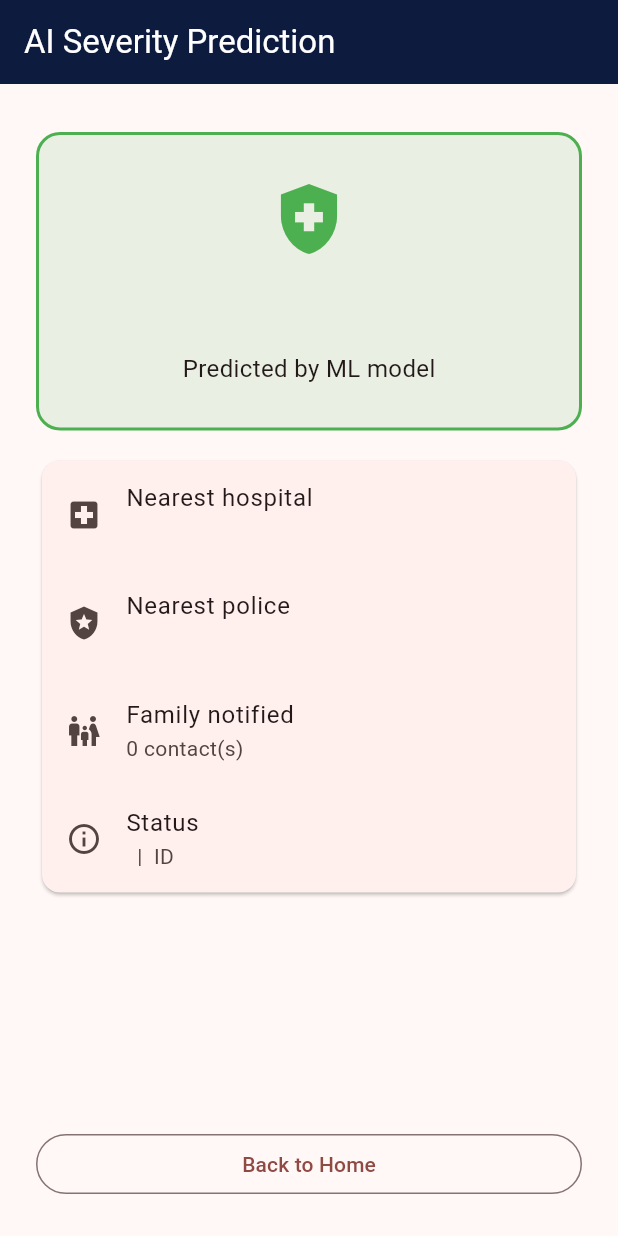
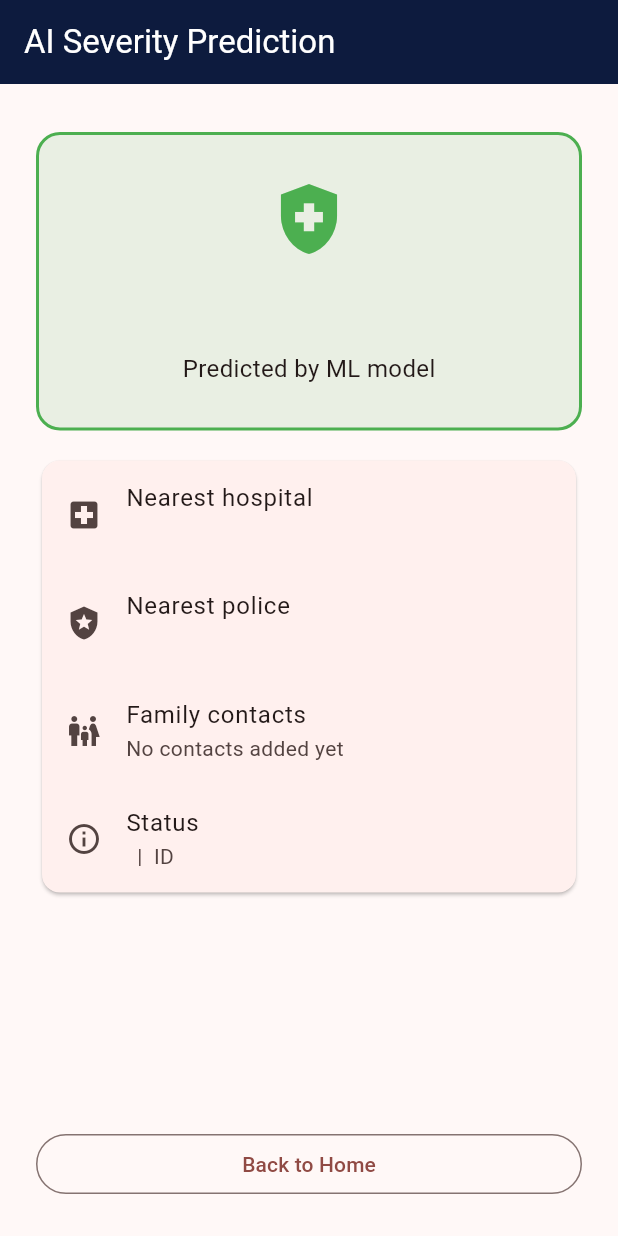
Before and after one commit to AddyKhan257/Accident-emergency-response-system, a Flutter app: the SeverityScreen screen opened directly with empty values, on a phone screen of 412 x 824 dp. Run offline on Flutter 3.47's test engine with Material 3 defaults, Android fonts, the phone set to English and light mode, and no system bars; our stand-ins replace geolocator, shared_preferences; accounts and stored records are empty; network calls fail.

Commit message:
fix: dad

```diff
--- a/mobile/aers_app/lib/screens/severity.dart
+++ b/mobile/aers_app/lib/screens/severity.dart
@@ -1,12 +1,58 @@
+import 'dart:convert';
 import 'package:flutter/material.dart';
+import 'package:http/http.dart' as http;
 import '../api.dart';
 import '../theme.dart';
 
-class SeverityScreen extends StatelessWidget {
+class SeverityScreen extends StatefulWidget {
   final Map<String, dynamic> accident;
   final Map<String, dynamic> prediction;
   const SeverityScreen(
       {super.key, required this.accident, required this.prediction});
+
+  @override
+  State<SeverityScreen> createState() => _SeverityScreenState();
+}
+
+class _SeverityScreenState extends State<SeverityScreen> {
+  List<dynamic>? _contacts;
+
+  @override
+  void initState() {
+    super.initState();
+    _loadContacts();
+  }
+
+  Future<void> _loadContacts() async {
+    try {
+      final r = await http.get(
+        Uri.parse('${Api.baseUrl}/api/contacts'),
+        headers: {'Authorization': 'Bearer ${Api.token}'},
+      ).timeout(const Duration(seconds: 10));
+      if (!mounted) return;
+      if (r.statusCode == 200) {
+        final d = jsonDecode(r.body);
+        setState(() => _contacts = d is List ? d : []);
+      } else {
+        setState(() => _contacts = []);
+      }
+    } catch (_) {
+      if (mounted) setState(() => _contacts = []);
+    }
+  }
+
+  String _contactsText() {
+    final c = _contacts;
+    if (c == null) return 'Loading...';
+    if (c.isEmpty) return 'No contacts added yet';
+    return c.map((x) {
+      if (x is Map) {
+        final rel = x['relation'];
+        return rel == null ? '${x['name']}' : '${x['name']} ($rel)';
+      }
+      return x.toString();
+    }).join(', ');
+  }
 
   Color _color(String s) {
     switch (s.toLowerCase()) {
@@ -21,10 +67,10 @@ class SeverityScreen extends StatelessWidget {
 
   @override
   Widget build(BuildContext context) {
+    final accident = widget.accident;
+    final prediction = widget.prediction;
     final severity = (prediction['severity'] ?? 'Unknown').toString();
     final conf = double.tryParse(prediction['confidence'].toString());
-    final family = accident['family_notified'];
-    final famCount = family is List ? family.length : 0;
     final c = _color(severity);
 
     return Scaffold(
@@ -77,8 +123,8 @@ class SeverityScreen extends StatelessWidget {
                     subtitle: Text(Api.place(accident['police']))),
                 ListTile(
                     leading: const Icon(Icons.family_restroom),
-                    title: const Text('Family notified'),
-                    subtitle: Text('$famCount contact(s)')),
+                    title: const Text('Family contacts'),
+                    subtitle: Text(_contactsText())),
                 ListTile(
                     leading: const Icon(Icons.info_outline),
                     title: const Text('Status'),
```
Also changed, not shown: mobile/aers_app/lib/screens/sos.dart (+13 -12 lines).
